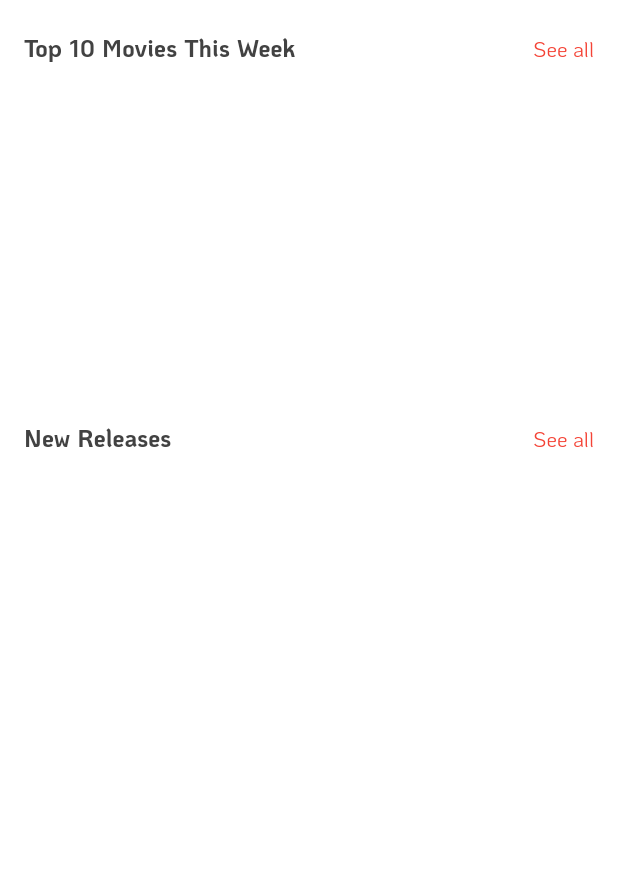
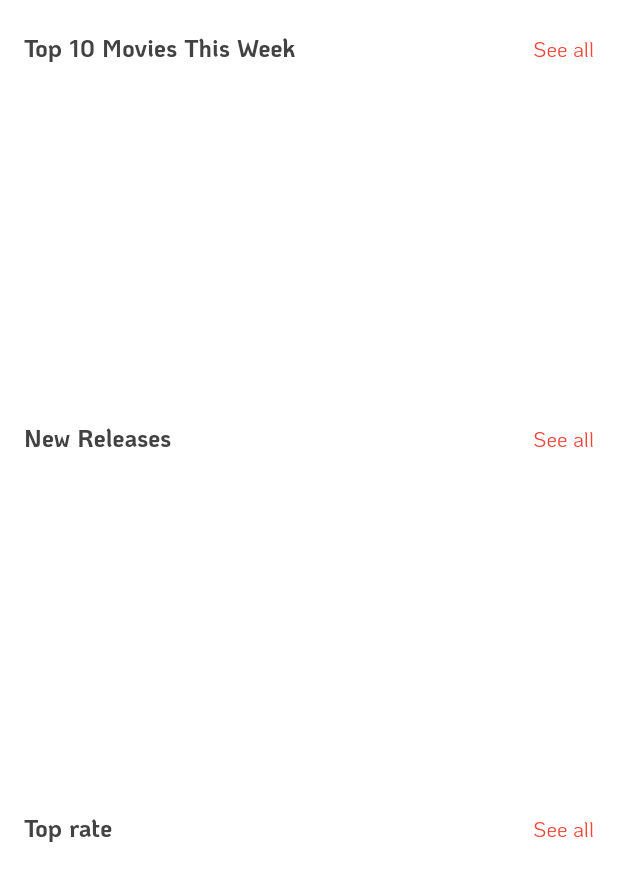
Before and after one commit to xbyl1234/movie-flutter-bloc, a Flutter app: the MainView widget shown alone on an empty page, opened directly with empty values, on a phone screen of 412 x 824 dp. Shown: the top 881 px of the screen. Run offline on Flutter 3.47's test engine with Material 3 defaults, Android fonts, the phone set to English and light mode, and no system bars; our stand-ins replace bloc, dio, equatable, flutter_bloc, flutter_svg, get_it and 4 more; generated files the repository leaves out were written again; network calls fail.

Commit message:
Setting style bottom bar

```diff
--- a/lib/core/common/resource/theme.dart
+++ b/lib/core/common/resource/theme.dart
@@ -1,5 +1,4 @@
 import 'package:flutter/material.dart';
-
 import '../../../main.dart';
 
 
@@ -16,8 +15,8 @@ ThemeData themeData(BuildContext context) {
         selectedItemColor: Theme.of(context).colorScheme.primary,
         type: BottomNavigationBarType.fixed,
         unselectedItemColor: Colors.grey,
-        unselectedLabelStyle: Theme.of(context).textTheme.bodyMedium!.copyWith(color: Colors.grey),
-        selectedLabelStyle: Theme.of(context).textTheme.bodyMedium!.copyWith(color: Theme.of(context).colorScheme.primary),
+        unselectedLabelStyle: Theme.of(context).textTheme.bodyMedium!.copyWith(color: Colors.grey[500]),
+        selectedLabelStyle: Theme.of(context).textTheme.bodyMedium!.copyWith(color: Colors.black),
       ),
       appBarTheme: AppBarTheme(
         scrolledUnderElevation: 0,
--- a/lib/features/main/screens/home/home_screen.dart
+++ b/lib/features/main/screens/home/home_screen.dart
@@ -49,7 +49,7 @@ class _HomeScreenState extends State<HomeScreen> with AutomaticKeepAliveClientMi
                       : const SizedBox(),
                   MainView(
                     movies: state.data!.newReleaseMovies,
-                    moviesTop: state.data!.topRateMovies,
+                    topMovies: state.data!.topRateMovies,
                   ),
                 ],
               ),
--- a/lib/features/main/screens/home/view/main_view.dart
+++ b/lib/features/main/screens/home/view/main_view.dart
@@ -8,12 +8,12 @@ import '../widgets/title_widget.dart';
 
 class MainView extends StatelessWidget {
   final List<MovieModel> movies;
-  final List<MovieModel> moviesTop;
+  final List<MovieModel> topMovies;
 
   const MainView({
     super.key,
     required this.movies,
-    required this.moviesTop,
+    required this.topMovies,
   });
 
   @override
@@ -25,28 +25,33 @@ class MainView extends StatelessWidget {
           TitleWidget(
             title: S.of(context).title_top_movie,
             action: () {
-              Navigator.pushNamed(context, listMovieRoute, arguments: apiTopRate);
+              Navigator.pushNamed(context, listMovieRoute,
+                  arguments: apiTopRate);
             },
           ),
-          const SizedBox(
-            height: 16,
-          ),
-          MoviesWidget(items: moviesTop),
-          const SizedBox(
-            height: 20,
-          ),
+          const SizedBox(height: 16),
+          MoviesWidget(items: topMovies),
+          const SizedBox(height: 20),
           TitleWidget(
             title: S.of(context).title_new_release,
             action: () {
-              Navigator.pushNamed(context, listMovieRoute, arguments: apiNowPlaying);
+              Navigator.pushNamed(context, listMovieRoute,
+                  arguments: apiNowPlaying);
             },
           ),
-          const SizedBox(
-            height: 16,
+          const SizedBox(height: 16),
+          MoviesWidget(items: movies),
+          const SizedBox(height: 20),
+          TitleWidget(
+            title: 'Top rate',
+            action: () {
+              Navigator.pushNamed(context, listMovieRoute,
+                  arguments: apiTopRate);
+            },
           ),
-          MoviesWidget(
-            items: movies,
-          ),
+          const SizedBox(height: 16),
+          MoviesWidget(items: topMovies),
+          const SizedBox(height: 20),
         ],
       ),
     );
--- a/lib/features/main/screens/main_screen.dart
+++ b/lib/features/main/screens/main_screen.dart
@@ -73,7 +73,8 @@ class _MainScreenState extends State<MainScreen> {
                     activeIcon: const SvgWidget(ic: kTabSelectedProfile)),
               ],
               currentIndex: state.tabIndex,
-              selectedFontSize: 14,
+              selectedFontSize: 12,
+              unselectedFontSize: 12,
               onTap: (index) {
                 BlocProvider.of<MainBloc>(context).add(TabChangeEvent(index));
               },
```
